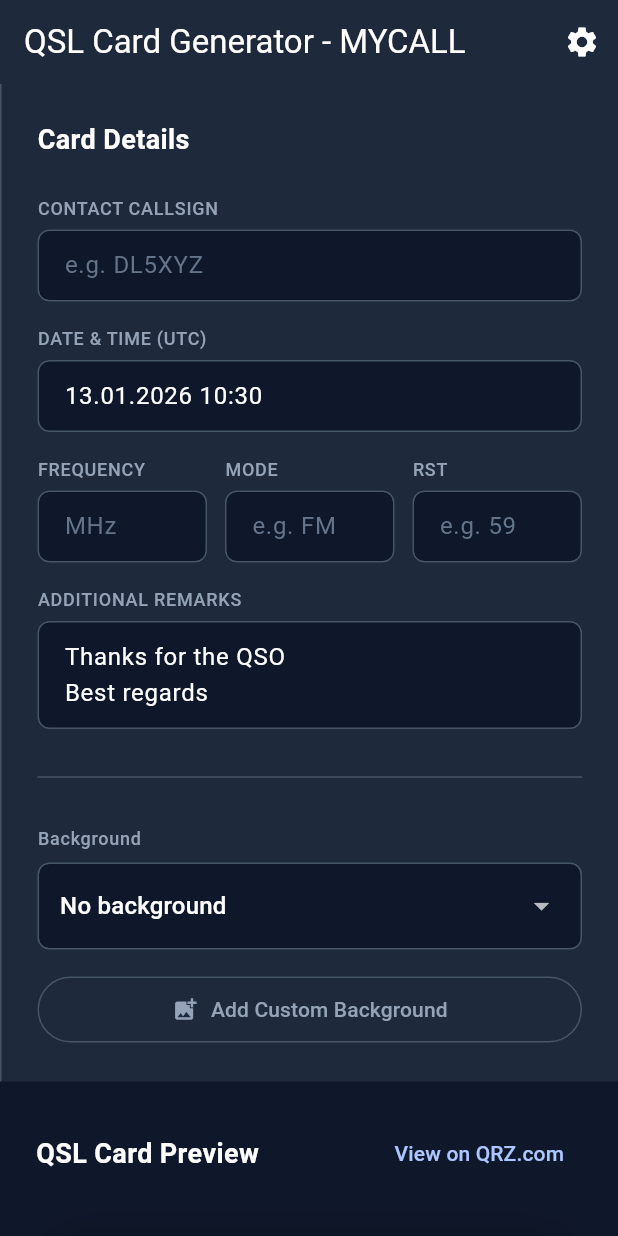
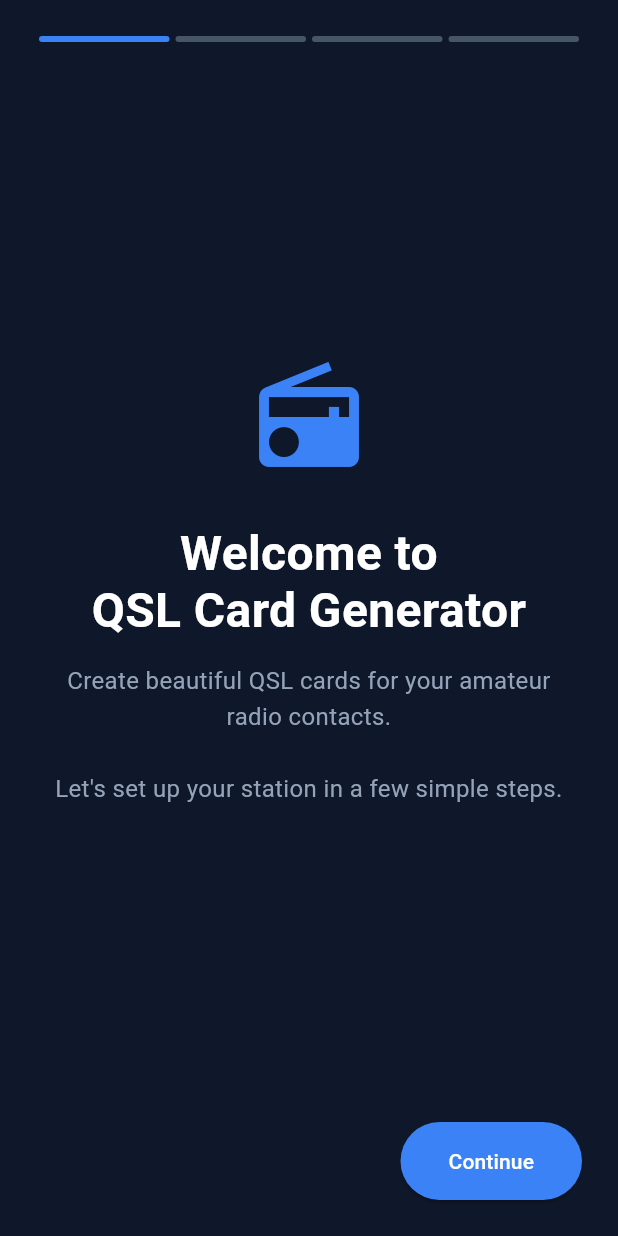
Before and after one commit to achildrenmile/qslcardgenerator-client, a Flutter app: the screen it shows after launch, on a phone screen of 412 x 824 dp. Run offline on Flutter 3.47's test engine with Material 3 defaults, Android fonts, the phone set to English and light mode, and no system bars; our stand-ins replace file_picker, image_picker, shared_preferences.

Commit message:
Add setup wizard for first-time users
- 4-step setup wizard: Welcome, Callsign, Template, Backgrounds
- User enters callsign and station details
- Optional template image upload (PNG overlay)
- Optional background image uploads
- Setup completion tracking in SharedPreferences
- App shows setup wizard on first launch, generator after setup

Co-Authored-By: Claude Opus 4.5 <noreply@anthropic.com>

```diff
--- a/lib/main.dart
+++ b/lib/main.dart
@@ -12,10 +12,29 @@ void main() async {
   runApp(QslCardGeneratorApp(storageService: storageService));
 }
 
-class QslCardGeneratorApp extends StatelessWidget {
+class QslCardGeneratorApp extends StatefulWidget {
   final StorageService storageService;
 
   const QslCardGeneratorApp({super.key, required this.storageService});
+
+  @override
+  State<QslCardGeneratorApp> createState() => _QslCardGeneratorAppState();
+}
+
+class _QslCardGeneratorAppState extends State<QslCardGeneratorApp> {
+  late bool _setupComplete;
+
+  @override
+  void initState() {
+    super.initState();
+    _setupComplete = widget.storageService.isSetupComplete();
+  }
+
+  void _onSetupComplete() {
+    setState(() {
+      _setupComplete = true;
+    });
+  }
 
   @override
   Widget build(BuildContext context) {
@@ -29,7 +48,12 @@ class QslCardGeneratorApp extends StatelessWidget {
         ),
         useMaterial3: true,
       ),
-      home: GeneratorScreen(storageService: storageService),
+      home: _setupComplete
+          ? GeneratorScreen(storageService: widget.storageService)
+          : SetupScreen(
+              storageService: widget.storageService,
+              onSetupComplete: _onSetupComplete,
+            ),
     );
   }
 }
--- a/lib/screens/screens.dart
+++ b/lib/screens/screens.dart
@@ -1 +1,2 @@
 export 'generator_screen.dart';
+export 'setup_screen.dart';
--- /dev/null
+++ b/lib/screens/setup_screen.dart
@@ -0,0 +1,579 @@
+import 'dart:io';
+import 'package:flutter/material.dart';
+import 'package:image_picker/image_picker.dart';
+import '../models/models.dart';
+import '../services/services.dart';
+
+class SetupScreen extends StatefulWidget {
+  final StorageService storageService;
+  final VoidCallback onSetupComplete;
+
+  const SetupScreen({
+    super.key,
+    required this.storageService,
+    required this.onSetupComplete,
+  });
+
+  @override
+  State<SetupScreen> createState() => _SetupScreenState();
+}
+
+class _SetupScreenState extends State<SetupScreen> {
+  final _pageController = PageController();
+  final _imagePicker = ImagePicker();
+
+  int _currentStep = 0;
+  final int _totalSteps = 4;
+
+  // Form data
+  final _callsignController = TextEditingController();
+  final _stationNameController = TextEditingController();
+  final _qrzLinkController = TextEditingController();
+
+  File? _templateImage;
+  final List<File> _backgroundImages = [];
+  bool _isLoading = false;
+
+  @override
+  void dispose() {
+    _pageController.dispose();
+    _callsignController.dispose();
+    _stationNameController.dispose();
+    _qrzLinkController.dispose();
+    super.dispose();
+  }
+
+  void _nextStep() {
+    if (_currentStep < _totalSteps - 1) {
+      _pageController.nextPage(
+        duration: const Duration(milliseconds: 300),
+        curve: Curves.easeInOut,
+      );
+      setState(() => _currentStep++);
+    }
+  }
+
+  void _previousStep() {
+    if (_currentStep > 0) {
+      _pageController.previousPage(
+        duration: const Duration(milliseconds: 300),
+        curve: Curves.easeInOut,
+      );
+      setState(() => _currentStep--);
+    }
+  }
+
+  Future<void> _pickTemplateImage() async {
+    final result = await _imagePicker.pickImage(source: ImageSource.gallery);
+    if (result != null) {
+      setState(() => _templateImage = File(result.path));
+    }
+  }
+
+  Future<void> _pickBackgroundImages() async {
+    final results = await _imagePicker.pickMultiImage();
+    if (results.isNotEmpty) {
+      setState(() {
+        _backgroundImages.addAll(results.map((r) => File(r.path)));
+      });
+    }
+  }
+
+  void _removeBackground(int index) {
+    setState(() => _backgroundImages.removeAt(index));
+  }
+
+  Future<void> _completeSetup() async {
+    if (_callsignController.text.isEmpty) {
+      ScaffoldMessenger.of(context).showSnackBar(
+        const SnackBar(content: Text('Please enter your callsign')),
+      );
+      return;
+    }
+
+    setState(() => _isLoading = true);
+
+    try {
+      final callsign = _callsignController.text.toUpperCase();
+
+      // Create card config
+      final config = await widget.storageService.createConfig(
+        CardConfig(
+          callsign: callsign,
+          name: _stationNameController.text.isNotEmpty
+              ? _stationNameController.text
+              : callsign,
+          qrzLink: _qrzLinkController.text.isNotEmpty
+              ? _qrzLinkController.text
+              : 'https://www.qrz.com/db/$callsign',
+          textPositions: TextPositions.defaultPositions(),
+        ),
+      );
+
+      // Save template image
+      if (_templateImage != null) {
+        await widget.storageService.saveTemplate(_templateImage!, callsign);
+      }
+
+      // Save background images
+      for (final bg in _backgroundImages) {
+        await widget.storageService.saveBackground(bg);
+      }
+
+      // Mark setup as complete
+      await widget.storageService.setActiveConfig(config.id!);
+      await widget.storageService.setSetupComplete(true);
+
+      widget.onSetupComplete();
+    } catch (e) {
+      if (mounted) {
+        ScaffoldMessenger.of(context).showSnackBar(
+          SnackBar(content: Text('Error: $e')),
+        );
+      }
+    } finally {
+      if (mounted) {
+        setState(() => _isLoading = false);
+      }
+    }
+  }
+
+  @override
+  Widget build(BuildContext context) {
+    return Scaffold(
+      backgroundColor: const Color(0xFF0f172a),
+      body: SafeArea(
+        child: Column(
+          children: [
+            // Progress indicator
+            Padding(
+              padding: const EdgeInsets.all(24),
+              child: Row(
+                children: List.generate(_totalSteps, (index) {
+                  return Expanded(
+                    child: Container(
+                      height: 4,
+                      margin: const EdgeInsets.symmetric(horizontal: 2),
+                      decoration: BoxDecoration(
+                        color: index <= _currentStep
+                            ? const Color(0xFF3b82f6)
+                            : const Color(0xFF475569),
+                        borderRadius: BorderRadius.circular(2),
+                      ),
+                    ),
+                  );
+                }),
+              ),
+            ),
+
+            // Pages
+            Expanded(
+              child: PageView(
+                controller: _pageController,
+                physics: const NeverScrollableScrollPhysics(),
+                children: [
+                  _buildWelcomePage(),
+                  _buildCallsignPage(),
+                  _buildTemplatePage(),
+                  _buildBackgroundsPage(),
+                ],
+              ),
+            ),
+
+            // Navigation buttons
+            Padding(
+              padding: const EdgeInsets.all(24),
+              child: Row(
+                children: [
+                  if (_currentStep > 0)
+                    TextButton(
+                      onPressed: _previousStep,
+                      child: const Text('Back'),
+                    ),
+                  const Spacer(),
+                  if (_currentStep < _totalSteps - 1)
+                    ElevatedButton(
+                      onPressed: _canProceed() ? _nextStep : null,
+                      style: ElevatedButton.styleFrom(
+                        backgroundColor: const Color(0xFF3b82f6),
+                        foregroundColor: Colors.white,
+                        padding: const EdgeInsets.symmetric(
+                          horizontal: 32,
+                          vertical: 16,
+                        ),
+                      ),
+                      child: const Text('Continue'),
+                    )
+                  else
+                    ElevatedButton(
+                      onPressed: _isLoading ? null : _completeSetup,
+                      style: ElevatedButton.styleFrom(
+                        backgroundColor: const Color(0xFF22c55e),
+                        foregroundColor: Colors.white,
+                        padding: const EdgeInsets.symmetric(
+                          horizontal: 32,
+                          vertical: 16,
+                        ),
+                      ),
+                      child: _isLoading
+                          ? const SizedBox(
+                              width: 20,
+                              height: 20,
+                              child: CircularProgressIndicator(
+                                strokeWidth: 2,
+                                color: Colors.white,
+                              ),
+                            )
+                          : const Text('Complete Setup'),
+                    ),
+                ],
+              ),
+            ),
+          ],
+        ),
+      ),
+    );
+  }
+
+  bool _canProceed() {
+    switch (_currentStep) {
+      case 0:
+        return true; // Welcome page
+      case 1:
+        return _callsignController.text.isNotEmpty;
+      case 2:
+        return true; // Template is optional
+      case 3:
+        return true; // Backgrounds are optional
+      default:
+        return true;
+    }
+  }
+
+  Widget _buildWelcomePage() {
+    return Padding(
+      padding: const EdgeInsets.all(32),
+      child: Column(
+        mainAxisAlignment: MainAxisAlignment.center,
+        children: [
+          Icon(
+            Icons.radio,
+            size: 80,
+            color: const Color(0xFF3b82f6),
+          ),
+          const SizedBox(height: 32),
+          const Text(
+            'Welcome to\nQSL Card Generator',
+            textAlign: TextAlign.center,
+            style: TextStyle(
+              fontSize: 32,
+              fontWeight: FontWeight.bold,
+              color: Colors.white,
+              height: 1.2,
+            ),
+          ),
+          const SizedBox(height: 16),
+          const Text(
+            'Create beautiful QSL cards for your amateur radio contacts.\n\nLet\'s set up your station in a few simple steps.',
+            textAlign: TextAlign.center,
+            style: TextStyle(
+              fontSize: 16,
+              color: Color(0xFF94a3b8),
+              height: 1.5,
+            ),
+          ),
+        ],
+      ),
+    );
+  }
+
+  Widget _buildCallsignPage() {
+    return SingleChildScrollView(
+      padding: const EdgeInsets.all(32),
+      child: Column(
+        crossAxisAlignment: CrossAxisAlignment.start,
+        children: [
+          const Text(
+            'Your Station',
+            style: TextStyle(
+              fontSize: 28,
+              fontWeight: FontWeight.bold,
+              color: Colors.white,
+            ),
+          ),
+          const SizedBox(height: 8),
+          const Text(
+            'Enter your callsign and station details.',
+            style: TextStyle(
+              fontSize: 16,
+              color: Color(0xFF94a3b8),
+            ),
+          ),
+          const SizedBox(height: 32),
+
+          _buildTextField(
+            label: 'Callsign *',
+            controller: _callsignController,
+            hint: 'e.g. OE8YML',
+            textCapitalization: TextCapitalization.characters,
+          ),
+          const SizedBox(height: 20),
+
+          _buildTextField(
+            label: 'Station Name (optional)',
+            controller: _stationNameController,
+            hint: 'e.g. My Home Station',
+          ),
+          const SizedBox(height: 20),
+
+          _buildTextField(
+            label: 'QRZ.com Profile URL (optional)',
+            controller: _qrzLinkController,
+            hint: 'https://www.qrz.com/db/OE8YML',
+          ),
+        ],
+      ),
+    );
+  }
+
+  Widget _buildTemplatePage() {
+    return SingleChildScrollView(
+      padding: const EdgeInsets.all(32),
+      child: Column(
+        crossAxisAlignment: CrossAxisAlignment.start,
+        children: [
+          const Text(
+            'Card Template',
+            style: TextStyle(
+              fontSize: 28,
+              fontWeight: FontWeight.bold,
+              color: Colors.white,
+            ),
+          ),
+          const SizedBox(height: 8),
+          const Text(
+            'Upload a PNG overlay template with transparent areas for the QSO data. This is optional - you can add it later.',
+            style: TextStyle(
+              fontSize: 16,
+              color: Color(0xFF94a3b8),
+            ),
+          ),
+          const SizedBox(height: 32),
+
+          if (_templateImage != null) ...[
+            ClipRRect(
+              borderRadius: BorderRadius.circular(8),
+              child: Image.file(
+                _templateImage!,
+                height: 200,
+                fit: BoxFit.contain,
+              ),
+            ),
+            const SizedBox(height: 16),
+            TextButton.icon(
+              onPressed: () => setState(() => _templateImage = null),
+              icon: const Icon(Icons.delete, color: Colors.red),
+              label: const Text('Remove', style: TextStyle(color: Colors.red)),
+            ),
+          ] else ...[
+            InkWell(
+              onTap: _pickTemplateImage,
+              child: Container(
+                height: 200,
+                decoration: BoxDecoration(
+                  border: Border.all(
+                    color: const Color(0xFF475569),
+                    style: BorderStyle.solid,
+                  ),
+                  borderRadius: BorderRadius.circular(8),
+                  color: const Color(0xFF1e293b),
+                ),
+                child: const Center(
+                  child: Column(
+                    mainAxisAlignment: MainAxisAlignment.center,
+                    children: [
+                      Icon(
+                        Icons.add_photo_alternate,
+                        size: 48,
+                        color: Color(0xFF64748b),
+                      ),
+                      SizedBox(height: 12),
+                      Text(
+                        'Click to upload template',
+                        style: TextStyle(color: Color(0xFF64748b)),
+                      ),
+                      SizedBox(height: 4),
+                      Text(
+                        'PNG with transparency recommended',
+                        style: TextStyle(
+                          color: Color(0xFF475569),
+                          fontSize: 12,
+                        ),
+                      ),
+                    ],
+                  ),
+                ),
+              ),
+            ),
+          ],
+        ],
+      ),
+    );
+  }
+
+  Widget _buildBackgroundsPage() {
+    return SingleChildScrollView(
+      padding: const EdgeInsets.all(32),
+      child: Column(
+        crossAxisAlignment: CrossAxisAlignment.start,
+        children: [
+          const Text(
+            'Background Images',
+            style: TextStyle(
+              fontSize: 28,
+              fontWeight: FontWeight.bold,
+              color: Colors.white,
+            ),
+          ),
+          const SizedBox(height: 8),
+          const Text(
+            'Add background images for your QSL cards. You can add more later from the generator.',
+            style: TextStyle(
+              fontSize: 16,
+              color: Color(0xFF94a3b8),
+            ),
+          ),
+          const SizedBox(height: 32),
+
+          // Add button
+          InkWell(
+            onTap: _pickBackgroundImages,
+            child: Container(
+              height: 100,
+              decoration: BoxDecoration(
+                border: Border.all(color: const Color(0xFF475569)),
+                borderRadius: BorderRadius.circular(8),
+                color: const Color(0xFF1e293b),
+              ),
+              child: const Center(
+                child: Column(
+                  mainAxisAlignment: MainAxisAlignment.center,
+                  children: [
+                    Icon(
+                      Icons.add,
+                      size: 32,
+                      color: Color(0xFF3b82f6),
+                    ),
+                    SizedBox(height: 8),
+                    Text(
+                      'Add Background Images',
+                      style: TextStyle(color: Color(0xFF3b82f6)),
+                    ),
+                  ],
+                ),
+              ),
+            ),
+          ),
+
+          if (_backgroundImages.isNotEmpty) ...[
+            const SizedBox(height: 24),
+            Text(
+              '${_backgroundImages.length} image(s) selected',
+              style: const TextStyle(color: Color(0xFF94a3b8)),
+            ),
+            const SizedBox(height: 16),
+            Wrap(
+              spacing: 12,
+              runSpacing: 12,
+              children: _backgroundImages.asMap().entries.map((entry) {
+                return Stack(
+                  children: [
+                    ClipRRect(
+                      borderRadius: BorderRadius.circular(8),
+                      child: Image.file(
+                        entry.value,
+                        width: 120,
+                        height: 80,
+                        fit: BoxFit.cover,
+                      ),
+                    ),
+                    Positioned(
+                      top: 4,
+                      right: 4,
+                      child: InkWell(
+                        onTap: () => _removeBackground(entry.key),
+                        child: Container(
+                          padding: const EdgeInsets.all(4),
+                          decoration: const BoxDecoration(
+                            color: Colors.red,
+                            shape: BoxShape.circle,
+                          ),
+                          child: const Icon(
+                            Icons.close,
+                            size: 16,
+                            color: Colors.white,
+                          ),
+                        ),
+                      ),
+                    ),
+                  ],
+                );
+              }).toList(),
+            ),
+          ],
+        ],
+      ),
+    );
+  }
+
+  Widget _buildTextField({
+    required String label,
+    required TextEditingController controller,
+    String? hint,
+    TextCapitalization textCapitalization = TextCapitalization.none,
+  }) {
+    return Column(
+      crossAxisAlignment: CrossAxisAlignment.start,
+      children: [
+        Text(
+          label.toUpperCase(),
+          style: const TextStyle(
+            color: Color(0xFF94a3b8),
+            fontSize: 12,
+            fontWeight: FontWeight.w500,
+            letterSpacing: 0.5,
+          ),
+        ),
+        const SizedBox(height: 8),
+        TextField(
+          controller: controller,
+          textCapitalization: textCapitalization,
+          style: const TextStyle(color: Colors.white, fontSize: 18),
+          onChanged: (_) => setState(() {}),
+          decoration: InputDecoration(
+            hintText: hint,
+            hintStyle: const TextStyle(color: Color(0xFF64748b)),
+            filled: true,
+            fillColor: const Color(0xFF1e293b),
+            border: OutlineInputBorder(
+              borderRadius: BorderRadius.circular(8),
+              borderSide: const BorderSide(color: Color(0xFF475569)),
+            ),
+            enabledBorder: OutlineInputBorder(
+              borderRadius: BorderRadius.circular(8),
+              borderSide: const BorderSide(color: Color(0xFF475569)),
+            ),
+            focusedBorder: OutlineInputBorder(
+              borderRadius: BorderRadius.circular(8),
+              borderSide: const BorderSide(color: Color(0xFF3b82f6), width: 2),
+            ),
+            contentPadding: const EdgeInsets.symmetric(
+              horizontal: 16,
+              vertical: 14,
+            ),
+          ),
+        ),
+      ],
+    );
+  }
+}
--- a/lib/services/storage_service.dart
+++ b/lib/services/storage_service.dart
@@ -7,6 +7,7 @@ import '../models/models.dart';
 class StorageService {
   static const String _configKey = 'card_configs';
   static const String _activeConfigKey = 'active_config_id';
+  static const String _setupCompleteKey = 'setup_complete';
 
   late SharedPreferences _prefs;
   late Directory _appDir;
@@ -131,4 +132,34 @@ class StorageService {
     final ext = path.toLowerCase().split('.').last;
     return ['jpg', 'jpeg', 'png', 'gif', 'webp'].contains(ext);
   }
+
+  // Setup Management
+  bool isSetupComplete() {
+    return _prefs.getBool(_setupCompleteKey) ?? false;
+  }
+
+  Future<void> setSetupComplete(bool complete) async {
+    await _prefs.setBool(_setupCompleteKey, complete);
+  }
+
+  Future<void> resetSetup() async {
+    await _prefs.remove(_setupCompleteKey);
+    await _prefs.remove(_configKey);
+    await _prefs.remove(_activeConfigKey);
+  }
+
+  // Get template for a specific callsign
+  Future<File?> getTemplate(String callsign) async {
+    final templates = await getTemplates();
+    final lowerCallsign = callsign.toLowerCase();
+
+    for (final template in templates) {
+      final fileName = template.path.split('/').last;
+      final baseName = fileName.split('.').first;
+      if (baseName == lowerCallsign) {
+        return template;
+      }
+    }
+    return null;
+  }
 }
```
